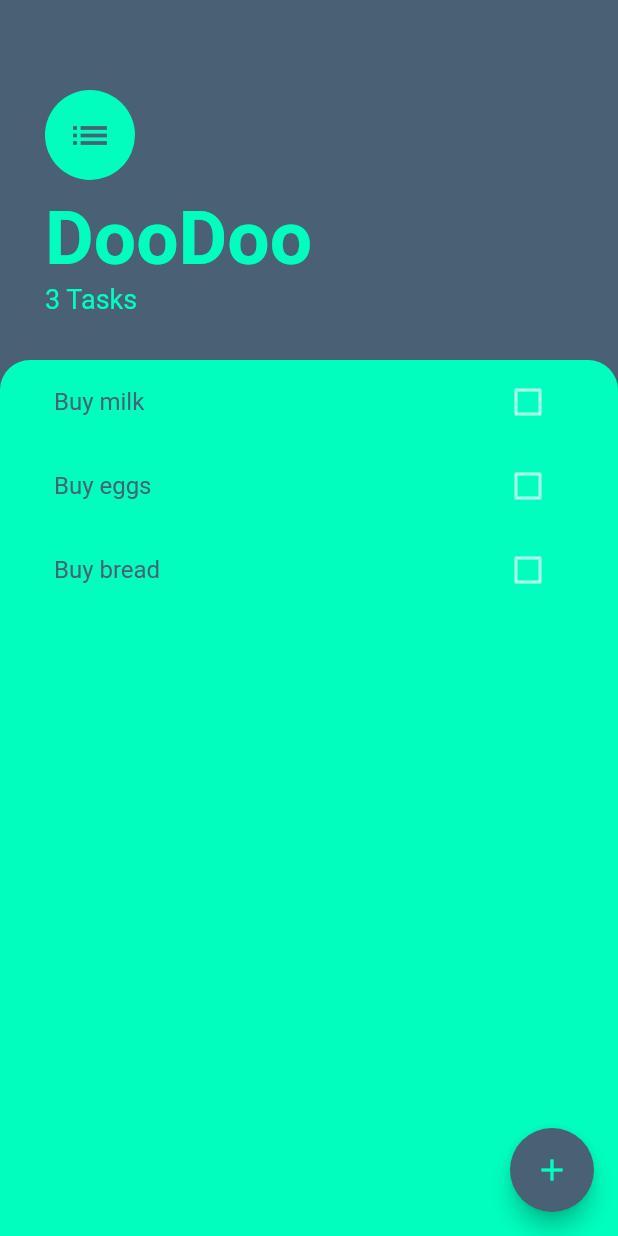
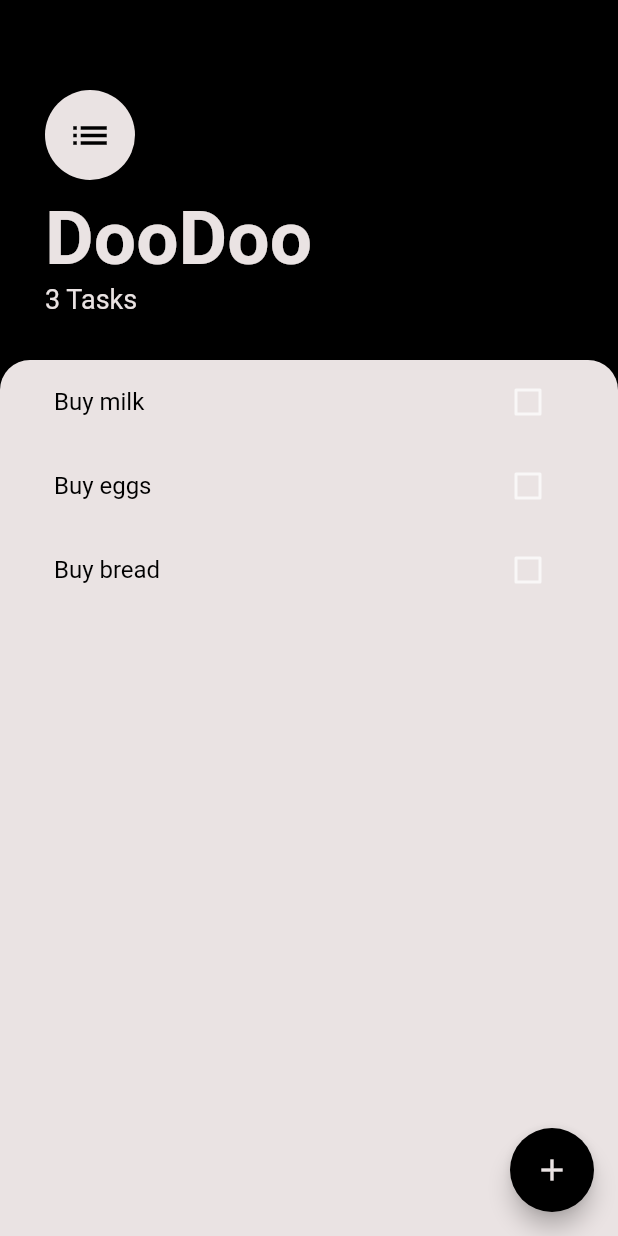
Before and after one commit to arnomalone/DooDoo, a Flutter app: the screen it shows after launch, on a phone screen of 412 x 824 dp. Run offline on Flutter 3.47's test engine with Material 2 defaults, Android fonts, the phone set to English and light mode, and no system bars.

Commit message:
final colors

```diff
--- a/lib/constants.dart
+++ b/lib/constants.dart
@@ -1,7 +1,7 @@
 import 'package:flutter/cupertino.dart';
 
-const kLightColor = Color(0xFF496075);
+const kLightColor = Color(0xFF000000);
 // const kPrimaryColor2 = Color(0xFFF9DAD6);
 
-const kDarkColor = Color(0xFF00FFBF);
+const kDarkColor = Color(0xFFEAE3E3);
 // const kSecondaryColor2 = Color(0xFF969695);
--- a/lib/model/tasks_data.dart
+++ b/lib/model/tasks_data.dart
@@ -31,7 +31,8 @@ class TasksData extends ChangeNotifier {
   }
 
   void deleteTask (Task task) {
-    _tasks.remove(task);
+    if(task.isDone) _tasks.remove(task);
+    else updateTask(task);
     notifyListeners();
   }
 }
--- a/lib/widgets/bottomSheet.dart
+++ b/lib/widgets/bottomSheet.dart
@@ -37,6 +37,11 @@ class BottomContainer extends StatelessWidget {
                 hintStyle: TextStyle(
                   color: kLightColor,
                 ),
+                // disabledBorder: OutlineInputBorder(
+                //   borderSide: BorderSide(
+                //     color: kLightColor,
+                //   )
+                // )
               ),
             ),
             SizedBox(
```
